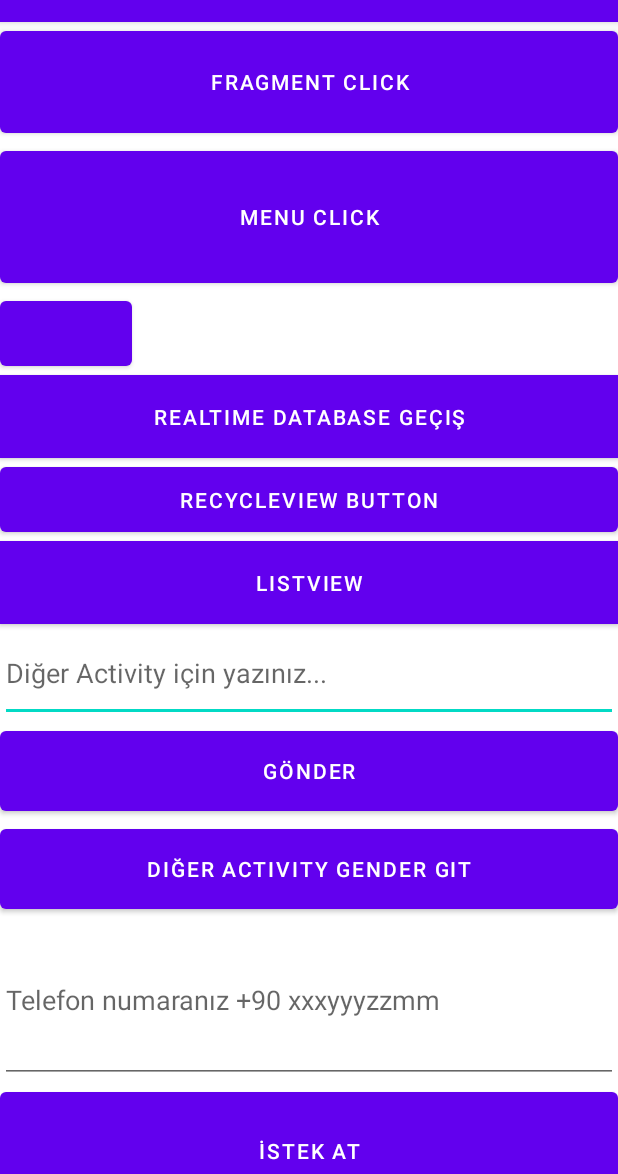
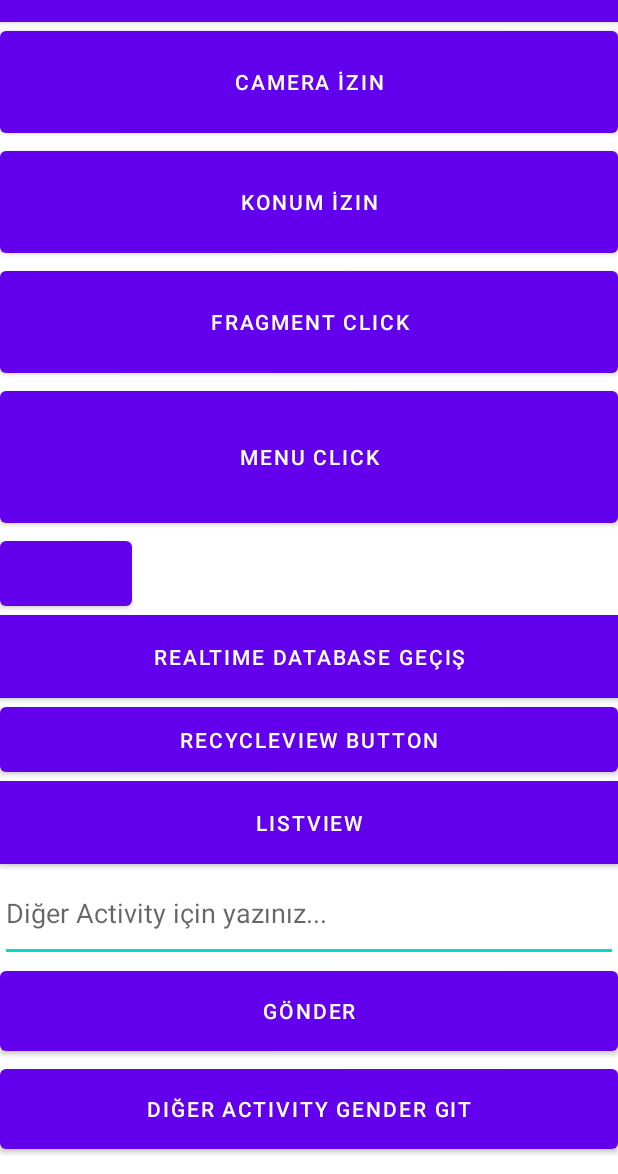
Before and after one commit to hamitmizrak/EcodationAndroid1, an Android app: the screen it shows after launch (MainActivity), on a phone screen of 412 x 824 dp, the part 62-1236 px from its top. Run offline under Robolectric (Android 15) with nearby library versions, the phone set to English and light mode, and no system bars; our stand-ins replace CircleImageView, Firebase (no records; nobody signed in at launch, a user with empty details on screens opened directly); pictures from the network do not load.

Commit message:
permission kamera - konum

```diff
--- a/app/src/main/java/hamitmizrak/com/MainActivity.java
+++ b/app/src/main/java/hamitmizrak/com/MainActivity.java
@@ -3,9 +3,14 @@ package hamitmizrak.com;
 import androidx.annotation.NonNull;
 import androidx.appcompat.app.AppCompatActivity;
 
+import android.Manifest;
 import android.app.AlertDialog;
 import android.content.DialogInterface;
 import android.content.Intent;
+import android.content.pm.PackageManager;
+import android.location.Location;
+import android.location.LocationManager;
+import android.os.Build;
 import android.os.Bundle;
 import android.util.Log;
 import android.view.View;
@@ -30,9 +35,14 @@ import java.util.concurrent.TimeUnit;
 public class MainActivity extends AppCompatActivity {
     //Global Variable
 
+    //Kamera
+    Button cameraPermissionButton;
+
+    //Konum
+    Button locationPermissionButton;
+
     //Fragment
     Button fragmentButtonId;
-
 
     //Menu Button
     Button menuButtonId;
@@ -64,6 +74,7 @@ public class MainActivity extends AppCompatActivity {
     PhoneAuthProvider.OnVerificationStateChangedCallbacks myCallBack;
     String verificationId;
 
+
     //Doğrulamayı başlatan metot
     public void startVerification() {
         //60saniye boyunca girebilsin yoksa  kod iptal olur
@@ -85,7 +96,7 @@ public class MainActivity extends AppCompatActivity {
     Button button;
     ImageView imageView;
 
-
+    ////////////////////////////////////////////
     //projemiz açıldığında ilk görünen sayfadır.
     @Override
     protected void onCreate(Bundle savedInstanceState) {
@@ -93,25 +104,37 @@ public class MainActivity extends AppCompatActivity {
         setContentView(R.layout.activity_main);
         //Log.e("onCreate", "ilk açılan");
 
+        //Kamera
+         cameraPermissionButton=findViewById(R.id.cameraPermissionButton);
+         cameraPermissionButton.setOnClickListener(new View.OnClickListener() {
+             @Override
+             public void onClick(View view) {
+                 Intent cameraIntent = new Intent(getApplicationContext(), CameraActivity.class);
+                 Toast.makeText(getApplicationContext(), "Kamera Activity Geçiş yapıldı", Toast.LENGTH_SHORT);
+                 startActivity(cameraIntent);
+             }
+         });
 
-        //fragment
-        fragmentButtonId=findViewById(R.id.fragmentButtonId);
-        fragmentButtonId.setOnClickListener(new View.OnClickListener() {
+        //Konum
+         locationPermissionButton=findViewById(R.id.locationPermissionButton);
+        locationPermissionButton.setOnClickListener(new View.OnClickListener() {
             @Override
             public void onClick(View view) {
-                Intent fragmentIntent=new Intent(getApplicationContext(),SomePageDataActivity.class);
-                Toast.makeText(getApplicationContext(),"Fragment Activity Geçiş yapıldı",Toast.LENGTH_SHORT);
-                startActivity(fragmentIntent);
+                Intent locationIntent = new Intent(getApplicationContext(), LocationActivity.class);
+                Toast.makeText(getApplicationContext(), "Konum Activity Geçiş yapıldı", Toast.LENGTH_SHORT);
+                startActivity(locationIntent);
             }
         });
 
-       //menuButton
+
+
+        //menuButton
         menuButtonId = findViewById(R.id.menuButtonId);
         menuButtonId.setOnClickListener(new View.OnClickListener() {
             @Override
             public void onClick(View view) {
-                Intent menuIntent=new Intent(getApplicationContext(),MenuActivity.class);
-                Toast.makeText(getApplicationContext(),"Menu Activity Geçiş yapıldı",Toast.LENGTH_SHORT);
+                Intent menuIntent = new Intent(getApplicationContext(), MenuActivity.class);
+                Toast.makeText(getApplicationContext(), "Menu Activity Geçiş yapıldı", Toast.LENGTH_SHORT);
                 startActivity(menuIntent);
             }
         });
--- a/app/src/main/res/layout/activity_main.xml
+++ b/app/src/main/res/layout/activity_main.xml
@@ -6,6 +6,18 @@
     android:layout_height="match_parent"
     android:orientation="vertical"
     tools:context=".MainActivity">
+
+    <!--Kamera-->
+    <Button android:layout_width="match_parent"
+        android:layout_height="80dp"
+        android:id="@+id/cameraPermissionButton"
+        android:text="Camera İzin" />
+
+    <!--Konum-->
+    <Button android:layout_width="match_parent"
+        android:layout_height="80dp"
+        android:id="@+id/locationPermissionButton"
+        android:text="Konum İzin" />
 
 
     <!--fragment-->
--- a/build.gradle
+++ b/build.gradle
@@ -9,7 +9,6 @@ buildscript {
     /*firebase*/
     dependencies {
         classpath 'com.google.gms:google-services:4.3.13'
-
     }
 }
 
```
Also changed, not shown: app/src/main/AndroidManifest.xml (+11 -2 lines), app/src/main/java/hamitmizrak/com/CameraActivity.java (added, +53 -0 lines), app/src/main/java/hamitmizrak/com/LocationActivity.java (added, +81 -0 lines), app/src/main/res/layout/activity_camera.xml (added, +9 -0 lines), app/src/main/res/layout/activity_location.xml (added, +9 -0 lines).
